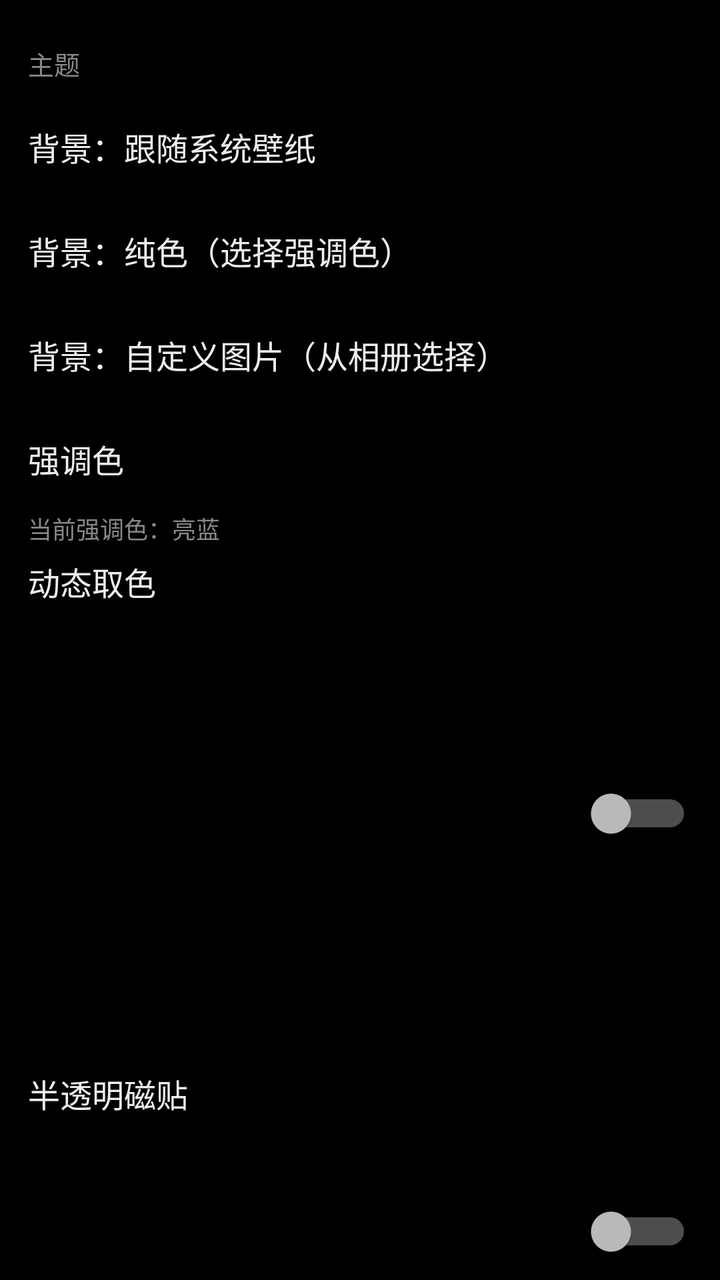
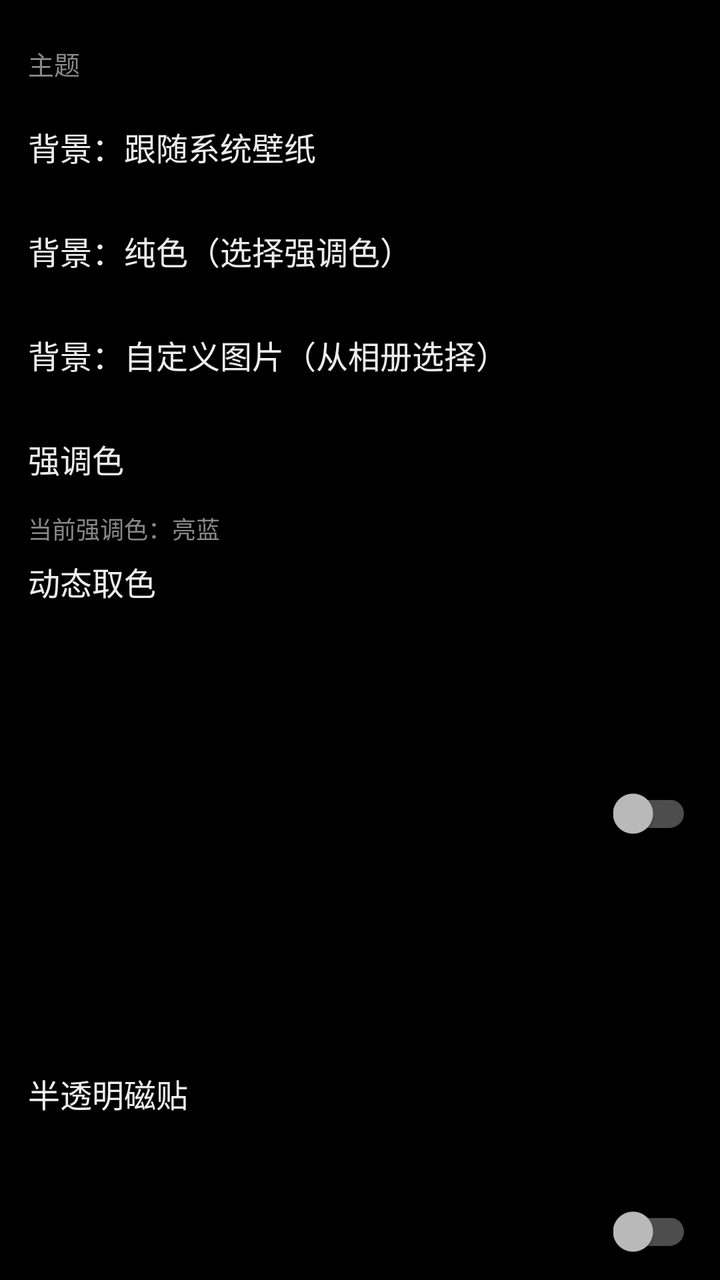

Before-and-after screenshots of an Android layout around one commit, followed by the original layout XML and the change that was made.
<!-- AndroidManifest.xml: application theme Theme.FindYouDevice.Old -->
<!-- res/layout/page_settings.xml -->
<?xml version="1.0" encoding="utf-8"?>
<androidx.core.widget.NestedScrollView xmlns:android="http://schemas.android.com/apk/res/android"
    android:layout_width="match_parent"
    android:layout_height="match_parent"
    android:background="#00000000"
    android:fillViewport="true">

    <LinearLayout
        android:layout_width="match_parent"
        android:layout_height="wrap_content"
        android:orientation="vertical"
        android:paddingBottom="28dp">
    <TextView
        android:layout_width="wrap_content"
        android:layout_height="wrap_content"
        android:layout_marginTop="22dp"
        android:paddingStart="14dp"
        android:text="主题"
        android:textColor="#FF888888"
        android:textSize="13sp" />

    <LinearLayout
        android:layout_width="match_parent"
        android:layout_height="wrap_content"
        android:layout_marginTop="6dp"
        android:orientation="vertical">
        <LinearLayout
            android:id="@+id/rowBgSystem"
            android:layout_width="match_parent"
            android:layout_height="wrap_content"
            android:background="?attr/selectableItemBackground"
            android:clickable="true"
            android:focusable="true"
            android:gravity="center_vertical"
            android:minHeight="52dp"
            android:orientation="horizontal"
            android:paddingStart="14dp"
            android:paddingEnd="14dp">

            <TextView
                android:layout_width="0dp"
                android:layout_height="wrap_content"
                android:layout_weight="1"
                android:text="背景：跟随系统壁纸"
                android:textColor="#FFEDEDED"
                android:textSize="16sp" />
        </LinearLayout>
        <LinearLayout
            android:id="@+id/rowBgSolid"
            android:layout_width="match_parent"
            android:layout_height="wrap_content"
            android:background="?attr/selectableItemBackground"
            android:clickable="true"
            android:focusable="true"
            android:gravity="center_vertical"
            android:minHeight="52dp"
            android:orientation="horizontal"
            android:paddingStart="14dp"
            android:paddingEnd="14dp">

            <TextView
                android:layout_width="0dp"
                android:layout_height="wrap_content"
                android:layout_weight="1"
                android:text="背景：纯色（选择强调色）"
                android:textColor="#FFEDEDED"
                android:textSize="16sp" />
        </LinearLayout>
        <LinearLayout
            android:id="@+id/rowBgImage"
            android:layout_width="match_parent"
            android:layout_height="wrap_content"
            android:background="?attr/selectableItemBackground"
            android:clickable="true"
            android:focusable="true"
            android:gravity="center_vertical"
            android:minHeight="52dp"
            android:orientation="horizontal"
            android:paddingStart="14dp"
            android:paddingEnd="14dp">

            <TextView
                android:layout_width="0dp"
                android:layout_height="wrap_content"
                android:layout_weight="1"
                android:text="背景：自定义图片（从相册选择）"
                android:textColor="#FFEDEDED"
                android:textSize="16sp" />
        </LinearLayout>
        <LinearLayout
            android:id="@+id/rowHue"
            android:layout_width="match_parent"
            android:layout_height="wrap_content"
            android:background="?attr/selectableItemBackground"
            android:clickable="true"
            android:focusable="true"
            android:gravity="center_vertical"
            android:minHeight="52dp"
            android:orientation="horizontal"
            android:paddingStart="14dp"
            android:paddingEnd="14dp">

            <TextView
                android:layout_width="0dp"
                android:layout_height="wrap_content"
                android:layout_weight="1"
                android:text="强调色"
                android:textColor="#FFEDEDED"
                android:textSize="16sp" />
        </LinearLayout>
        <TextView
            android:id="@+id/tvHue"
            android:layout_width="match_parent"
            android:layout_height="wrap_content"
            android:paddingStart="14dp"
            android:paddingBottom="6dp"
            android:text="当前强调色：亮蓝"
            android:textColor="#FF888888"
            android:textSize="12sp" />
        <LinearLayout
            android:layout_width="match_parent"
            android:layout_height="wrap_content"
            android:gravity="center_vertical"
            android:minHeight="60dp"
            android:orientation="horizontal"
            android:paddingStart="14dp"
            android:paddingEnd="14dp">

            <LinearLayout
                android:layout_width="0dp"
                android:layout_height="wrap_content"
                android:layout_weight="1"
                android:orientation="vertical">

                <TextView
                    android:layout_width="wrap_content"
                    android:layout_height="wrap_content"
                    android:text="动态取色"
                    android:textColor="#FFEDEDED"
                    android:textSize="16sp" />
                
            <TextView
                android:layout_width="0dp"
                android:layout_height="wrap_content"
                android:layout_weight="1"
                android:text="从壁纸 / 图片自动提取主色"
                android:textColor="#FF888888"
                android:textSize="12sp" />
            </LinearLayout>

            <Switch
                android:id="@+id/swDynamic"
                android:layout_width="wrap_content"
                android:layout_height="wrap_content" />
        </LinearLayout>
        <LinearLayout
            android:layout_width="match_parent"
            android:layout_height="wrap_content"
            android:gravity="center_vertical"
            android:minHeight="60dp"
            android:orientation="horizontal"
            android:paddingStart="14dp"
            android:paddingEnd="14dp">

            <LinearLayout
                android:layout_width="0dp"
                android:layout_height="wrap_content"
                android:layout_weight="1"
                android:orientation="vertical">

                <TextView
                    android:layout_width="wrap_content"
                    android:layout_height="wrap_content"
                    android:text="半透明磁贴"
                    android:textColor="#FFEDEDED"
                    android:textSize="16sp" />
                
            <TextView
                android:layout_width="0dp"
                android:layout_height="wrap_content"
                android:layout_weight="1"
                android:text="磁贴明显透出壁纸"
                android:textColor="#FF888888"
                android:textSize="12sp" />
            </LinearLayout>

            <Switch
                android:id="@+id/swTransparent"
                android:layout_width="wrap_content"
                android:layout_height="wrap_content" />
        </LinearLayout>
    </LinearLayout>
    <TextView
        android:layout_width="wrap_content"
        android:layout_height="wrap_content"
        android:layout_marginTop="22dp"
        android:paddingStart="14dp"
        android:text="服务自动控制"
        android:textColor="#FF888888"
        android:textSize="13sp" />

    <LinearLayout
        android:layout_width="match_parent"
        android:layout_height="wrap_content"
        android:layout_marginTop="6dp"
        android:orientation="vertical">
        <LinearLayout
            android:layout_width="match_parent"
            android:layout_height="wrap_content"
            android:gravity="center_vertical"
            android:minHeight="60dp"
            android:orientation="horizontal"
            android:paddingStart="14dp"
            android:paddingEnd="14dp">

            <LinearLayout
                android:layout_width="0dp"
                android:layout_height="wrap_content"
                android:layout_weight="1"
                android:orientation="vertical">

                <TextView
                    android:layout_width="wrap_content"
                    android:layout_height="wrap_content"
                    android:text="连接 WiFi 时自动开启"
                    android:textColor="#FFEDEDED"
                    android:textSize="16sp" />
                
            </LinearLayout>

            <Switch
                android:id="@+id/swAutoWifi"
                android:layout_width="wrap_content"
                android:layout_height="wrap_content" />
        </LinearLayout>
        <LinearLayout
            android:layout_width="match_parent"
            android:layout_height="wrap_content"
            android:gravity="center_vertical"
            android:minHeight="60dp"
            android:orientation="horizontal"
            android:paddingStart="14dp"
            android:paddingEnd="14dp">

            <LinearLayout
                android:layout_width="0dp"
                android:layout_height="wrap_content"
                android:layout_weight="1"
                android:orientation="vertical">

                <TextView
                    android:layout_width="wrap_content"
                    android:layout_height="wrap_content"
                    android:text="连接移动流量时自动关闭"
                    android:textColor="#FFEDEDED"
                    android:textSize="16sp" />
                
            </LinearLayout>

            <Switch
                android:id="@+id/swAutoCell"
                android:layout_width="wrap_content"
                android:layout_height="wrap_content" />
        </LinearLayout>
        <LinearLayout
            android:layout_width="match_parent"
            android:layout_height="wrap_content"
            android:gravity="center_vertical"
            android:minHeight="60dp"
            android:orientation="horizontal"
            android:paddingStart="14dp"
            android:paddingEnd="14dp">

            <LinearLayout
                android:layout_width="0dp"
                android:layout_height="wrap_content"
                android:layout_weight="1"
                android:orientation="vertical">

                <TextView
                    android:layout_width="wrap_content"
                    android:layout_height="wrap_content"
                    android:text="连接热点 / 计量网络时自动关闭"
                    android:textColor="#FFEDEDED"
                    android:textSize="16sp" />
                
            </LinearLayout>

            <Switch
                android:id="@+id/swAutoMetered"
                android:layout_width="wrap_content"
                android:layout_height="wrap_content" />
        </LinearLayout>
    </LinearLayout>
    <TextView
        android:layout_width="wrap_content"
        android:layout_height="wrap_content"
        android:layout_marginTop="22dp"
        android:paddingStart="14dp"
        android:text="主机配置"
        android:textColor="#FF888888"
        android:textSize="13sp" />

    <LinearLayout
        android:layout_width="match_parent"
        android:layout_height="wrap_content"
        android:layout_marginTop="6dp"
        android:orientation="vertical"
        android:paddingStart="14dp"
        android:paddingEnd="14dp">

        <EditText
            android:id="@+id/etPassword"
            android:layout_width="match_parent"
            android:layout_height="wrap_content"
            android:layout_marginTop="6dp"
            android:hint="Web 控制台密码（留空清除）"
            android:inputType="textPassword"
            android:textColor="#FFEDEDED"
            android:textColorHint="#FF777777"
            android:textSize="15sp" />

        <TextView
            android:id="@+id/btnSavePwd"
            android:layout_width="match_parent"
            android:layout_height="46dp"
            android:layout_marginTop="8dp"
            android:background="?attr/selectableItemBackground"
            android:gravity="start|center_vertical"
            android:text="保存密码"
            android:textColor="#FF4FA3E3"
            android:textSize="15sp" />

        <EditText
            android:id="@+id/etFlash"
            android:layout_width="match_parent"
            android:layout_height="wrap_content"
            android:layout_marginTop="10dp"
            android:hint="闪光灯 sysfs 节点（root）"
            android:inputType="text"
            android:textColor="#FFEDEDED"
            android:textColorHint="#FF777777"
            android:textSize="15sp" />

        <TextView
            android:id="@+id/btnSaveFlash"
            android:layout_width="match_parent"
            android:layout_height="46dp"
            android:layout_marginTop="8dp"
            android:background="?attr/selectableItemBackground"
            android:gravity="start|center_vertical"
            android:text="保存节点"
            android:textColor="#FF4FA3E3"
            android:textSize="15sp" />

        <TextView
            android:id="@+id/tvBgMode"
            android:layout_width="wrap_content"
            android:layout_height="wrap_content"
            android:layout_marginTop="12dp"
            android:text="当前：系统壁纸"
            android:textColor="#FF777777"
            android:textSize="12sp" />

        <TextView
            android:layout_width="wrap_content"
            android:layout_height="wrap_content"
            android:layout_marginTop="2dp"
            android:text="FindYouDevice-old v1.0.0"
            android:textColor="#FF777777"
            android:textSize="12sp" />
    </LinearLayout>

    <TextView
        android:layout_width="wrap_content"
        android:layout_height="wrap_content"
        android:layout_marginTop="22dp"
        android:paddingStart="14dp"
        android:text="联系与项目"
        android:textColor="#FF888888"
        android:textSize="13sp" />

    <LinearLayout
        android:layout_width="match_parent"
        android:layout_height="wrap_content"
        android:layout_marginTop="6dp"
        android:orientation="vertical">
        <LinearLayout
            android:id="@+id/rowProjectSet"
            android:layout_width="match_parent"
            android:layout_height="wrap_content"
            android:background="?attr/selectableItemBackground"
            android:clickable="true"
            android:focusable="true"
            android:gravity="center_vertical"
            android:minHeight="52dp"
            android:orientation="horizontal"
            android:paddingStart="14dp"
            android:paddingEnd="14dp">

            <TextView
                android:layout_width="0dp"
                android:layout_height="wrap_content"
                android:layout_weight="1"
                android:text="项目地址（点击打开）"
                android:textColor="#FFEDEDED"
                android:textSize="16sp" />
        </LinearLayout>
        <LinearLayout
            android:id="@+id/rowQqSet"
            android:layout_width="match_parent"
            android:layout_height="wrap_content"
            android:background="?attr/selectableItemBackground"
            android:clickable="true"
            android:focusable="true"
            android:gravity="center_vertical"
            android:minHeight="52dp"
            android:orientation="horizontal"
            android:paddingStart="14dp"
            android:paddingEnd="14dp">

            <TextView
                android:layout_width="0dp"
                android:layout_height="wrap_content"
                android:layout_weight="1"
                android:text="联系作者 · QQ（点击复制）3891605032"
                android:textColor="#FFEDEDED"
                android:textSize="16sp" />
        </LinearLayout>
        <LinearLayout
            android:id="@+id/rowMailSet"
            android:layout_width="match_parent"
            android:layout_height="wrap_content"
            android:background="?attr/selectableItemBackground"
            android:clickable="true"
            android:focusable="true"
            android:gravity="center_vertical"
            android:minHeight="52dp"
            android:orientation="horizontal"
            android:paddingStart="14dp"
            android:paddingEnd="14dp">

            <TextView
                android:layout_width="0dp"
                android:layout_height="wrap_content"
                android:layout_weight="1"
                android:text="fxxkhw676767@outlook.com"
                android:textColor="#FFEDEDED"
                android:textSize="16sp" />
        </LinearLayout>
    </LinearLayout>
    </LinearLayout>
</androidx.core.widget.NestedScrollView>
<!-- resources referenced by this layout -->
<resources>
  <style name="Theme.FindYouDevice.Old" parent="Theme.AppCompat.NoActionBar">
          <item name="android:windowBackground">@color/metro_bg</item>
          <item name="android:statusBarColor">@color/metro_bg</item>
          <item name="android:colorBackground">@color/metro_bg</item>
          <item name="colorPrimary">@color/metro_tile_blue</item>
          <item name="colorPrimaryDark">@color/metro_tile_blue_pressed</item>
          <item name="colorAccent">@color/metro_tile_blue</item>
          <item name="android:textColorPrimary">@color/metro_text_primary</item>
          <item name="android:textColorSecondary">@color/metro_text_secondary</item>
      </style>
  <color name="metro_bg">#FF000000</color>
  <color name="metro_tile_blue">#FF0078D7</color>
  <color name="metro_tile_blue_pressed">#FF005A9E</color>
  <color name="metro_text_primary">#FFFFFFFF</color>
  <color name="metro_text_secondary">#FFAAAAAA</color>
</resources>

<!-- the commit's change to res/layout/page_settings.xml (unified diff, before → after) -->
@@ -28,7 +28,7 @@
             android:id="@+id/rowBgSystem"
             android:layout_width="match_parent"
             android:layout_height="wrap_content"
-            android:background="?attr/selectableItemBackground"
+            android:background="@drawable/metro_row"
             android:clickable="true"
             android:focusable="true"
             android:gravity="center_vertical"
@@ -49,7 +49,7 @@
             android:id="@+id/rowBgSolid"
             android:layout_width="match_parent"
             android:layout_height="wrap_content"
-            android:background="?attr/selectableItemBackground"
+            android:background="@drawable/metro_row"
             android:clickable="true"
             android:focusable="true"
             android:gravity="center_vertical"
@@ -70,7 +70,7 @@
             android:id="@+id/rowBgImage"
             android:layout_width="match_parent"
             android:layout_height="wrap_content"
-            android:background="?attr/selectableItemBackground"
+            android:background="@drawable/metro_row"
             android:clickable="true"
             android:focusable="true"
             android:gravity="center_vertical"
@@ -91,7 +91,7 @@
             android:id="@+id/rowHue"
             android:layout_width="match_parent"
             android:layout_height="wrap_content"
-            android:background="?attr/selectableItemBackground"
+            android:background="@drawable/metro_row"
             android:clickable="true"
             android:focusable="true"
             android:gravity="center_vertical"
@@ -148,7 +148,7 @@
                 android:textSize="12sp" />
             </LinearLayout>
 
-            <Switch
+            <androidx.appcompat.widget.SwitchCompat
                 android:id="@+id/swDynamic"
                 android:layout_width="wrap_content"
                 android:layout_height="wrap_content" />
@@ -184,7 +184,7 @@
                 android:textSize="12sp" />
             </LinearLayout>
 
-            <Switch
+            <androidx.appcompat.widget.SwitchCompat
                 android:id="@+id/swTransparent"
                 android:layout_width="wrap_content"
                 android:layout_height="wrap_content" />
@@ -228,7 +228,7 @@
                 
             </LinearLayout>
 
-            <Switch
+            <androidx.appcompat.widget.SwitchCompat
                 android:id="@+id/swAutoWifi"
                 android:layout_width="wrap_content"
                 android:layout_height="wrap_content" />
@@ -257,7 +257,7 @@
                 
             </LinearLayout>
 
-            <Switch
+            <androidx.appcompat.widget.SwitchCompat
                 android:id="@+id/swAutoCell"
                 android:layout_width="wrap_content"
                 android:layout_height="wrap_content" />
@@ -286,7 +286,7 @@
                 
             </LinearLayout>
 
-            <Switch
+            <androidx.appcompat.widget.SwitchCompat
                 android:id="@+id/swAutoMetered"
                 android:layout_width="wrap_content"
                 android:layout_height="wrap_content" />
@@ -325,7 +325,7 @@
             android:layout_width="match_parent"
             android:layout_height="46dp"
             android:layout_marginTop="8dp"
-            android:background="?attr/selectableItemBackground"
+            android:background="@drawable/metro_row"
             android:gravity="start|center_vertical"
             android:text="保存密码"
             android:textColor="#FF4FA3E3"
@@ -347,7 +347,7 @@
             android:layout_width="match_parent"
             android:layout_height="46dp"
             android:layout_marginTop="8dp"
-            android:background="?attr/selectableItemBackground"
+            android:background="@drawable/metro_row"
             android:gravity="start|center_vertical"
             android:text="保存节点"
             android:textColor="#FF4FA3E3"
@@ -389,7 +389,7 @@
             android:id="@+id/rowProjectSet"
             android:layout_width="match_parent"
             android:layout_height="wrap_content"
-            android:background="?attr/selectableItemBackground"
+            android:background="@drawable/metro_row"
             android:clickable="true"
             android:focusable="true"
             android:gravity="center_vertical"
@@ -410,7 +410,7 @@
             android:id="@+id/rowQqSet"
             android:layout_width="match_parent"
             android:layout_height="wrap_content"
-            android:background="?attr/selectableItemBackground"
+            android:background="@drawable/metro_row"
             android:clickable="true"
             android:focusable="true"
             android:gravity="center_vertical"
@@ -431,7 +431,7 @@
             android:id="@+id/rowMailSet"
             android:layout_width="match_parent"
             android:layout_height="wrap_content"
-            android:background="?attr/selectableItemBackground"
+            android:background="@drawable/metro_row"
             android:clickable="true"
             android:focusable="true"
             android:gravity="center_vertical"
<!-- resource entries referenced after the edit -->
@@ -1,5 +1,21 @@
 <!-- resources referenced by this layout -->
 <resources>
+  <!-- drawable metro_row (drawable) -->
+  <?xml version="1.0" encoding="utf-8"?>
+  <selector xmlns:android="http://schemas.android.com/apk/res/android">
+      <item android:state_pressed="true">
+          <shape android:shape="rectangle">
+              <solid android:color="@color/metro_tile_blue" />
+              <corners android:radius="0dp" />
+          </shape>
+      </item>
+      <item>
+          <shape android:shape="rectangle">
+              <solid android:color="#00000000" />
+              <corners android:radius="0dp" />
+          </shape>
+      </item>
+  </selector>
   <style name="Theme.FindYouDevice.Old" parent="Theme.AppCompat.NoActionBar">
           <item name="android:windowBackground">@color/metro_bg</item>
           <item name="android:statusBarColor">@color/metro_bg</item>
@@ -10,8 +26,8 @@
           <item name="android:textColorPrimary">@color/metro_text_primary</item>
           <item name="android:textColorSecondary">@color/metro_text_secondary</item>
       </style>
+  <color name="metro_tile_blue">#FF0078D7</color>
   <color name="metro_bg">#FF000000</color>
-  <color name="metro_tile_blue">#FF0078D7</color>
   <color name="metro_tile_blue_pressed">#FF005A9E</color>
   <color name="metro_text_primary">#FFFFFFFF</color>
   <color name="metro_text_secondary">#FFAAAAAA</color>
